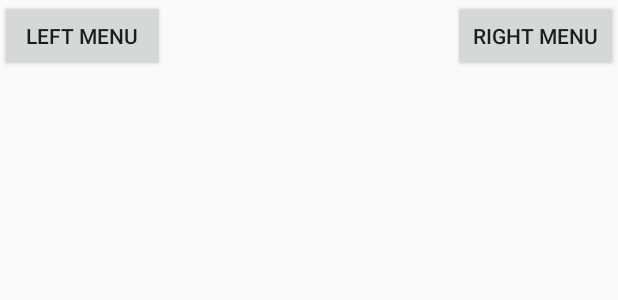
After one commit to changfeifan/akeso2.0, an Android app: the layout activity_drawer.xml on its own in the app's theme, with its tools: preview values and no code run, on a phone screen of 412 x 824 dp. The commit adds this screen. Shown: the top 300 px of the screen. Run offline under Robolectric (Android 15) with nearby library versions, the phone set to English and light mode, and no system bars.

Commit message:
增加 MainActivity DrawerActivity 增加 左滑右滑控件

```diff
--- a/akeso2.0/app/build.gradle
+++ b/akeso2.0/app/build.gradle
@@ -24,4 +24,5 @@ dependencies {
     testCompile 'junit:junit:4.12'
     compile 'com.android.support:appcompat-v7:23.1.1'
     compile 'com.android.support:design:23.1.1'
+    compile 'net.simonvt.menudrawer:menudrawer:3.0.6'
 }
--- a/akeso2.0/app/src/main/AndroidManifest.xml
+++ b/akeso2.0/app/src/main/AndroidManifest.xml
@@ -18,6 +18,9 @@
                 <category android:name="android.intent.category.LAUNCHER" />
             </intent-filter>
         </activity>
+
+        <activity android:name=".DrawerActivity"
+            />
     </application>
 
 </manifest>
--- /dev/null
+++ b/akeso2.0/app/src/main/res/layout/activity_drawer.xml
@@ -0,0 +1,59 @@
+<android.support.v4.widget.DrawerLayout xmlns:android="http://schemas.android.com/apk/res/android"
+    xmlns:tools="http://schemas.android.com/tools"
+    android:id="@+id/main_drawer_layout"
+    android:layout_width="match_parent"
+    android:layout_height="match_parent"
+
+     >
+    <!--android:background="@android:color/transparent"-->
+
+    <RelativeLayout
+        android:id="@+id/main_content_frame_parent"
+        android:layout_width="match_parent"
+        android:layout_height="match_parent"
+         >
+        <!--android:background="@android:color/transparent"-->
+        <!-- 下层显示的主要内容 -->
+
+        <Button
+            android:id="@+id/id_left_openBtn"
+            android:layout_width="110dp"
+            android:layout_height="wrap_content"
+            android:layout_alignParentLeft="true"
+            android:layout_alignParentTop="true"
+            android:text="Left Menu" />
+
+        <Button
+            android:id="@+id/id_right_openBtn"
+            android:layout_width="110dp"
+            android:layout_height="wrap_content"
+            android:layout_alignParentRight="true"
+            android:text="Right Menu" />
+
+    </RelativeLayout>
+    <!-- 左侧滑动栏 -->
+
+    <RelativeLayout
+        android:id="@+id/main_left_drawer_layout"
+        android:layout_width="240dp"
+        android:layout_height="match_parent"
+        android:layout_gravity="start"
+        android:background="#FFF"
+        android:focusable="true"
+        android:focusableInTouchMode="true"
+        android:paddingTop="50dp" >
+    </RelativeLayout>
+    <!-- 右侧滑动栏 -->
+
+    <RelativeLayout
+        android:id="@+id/main_right_drawer_layout"
+        android:layout_width="240dp"
+        android:layout_height="match_parent"
+        android:layout_gravity="end"
+        android:background="#FFF"
+        android:focusable="true"
+        android:focusableInTouchMode="true"
+        android:paddingTop="50dp" >
+    </RelativeLayout>
+
+</android.support.v4.widget.DrawerLayout>
```
Also changed, not shown: akeso2.0/app/src/main/java/com/akeso/akeso20/DrawerActivity.java (added, +174 -0 lines), akeso2.0/app/src/main/java/com/akeso/akeso20/MainActivity.java (+23 -2 lines), akeso2.0/app/src/main/res/layout/content_main.xml (+10 -1 lines), akeso2.0/app/src/main/res/layout/menu_sample.xml (added, +9 -0 lines), akeso2.0/app/src/main/res/menu/menu_test.xml (added, +29 -0 lines), 1 other file.
